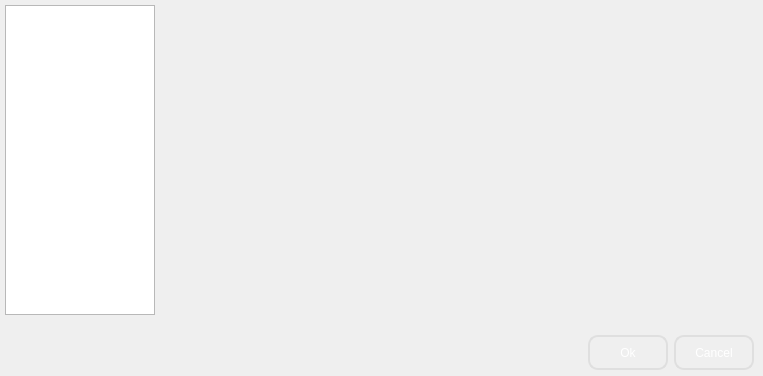
Before: the Qt Designer form src/dialogs/preferencesdialog.ui in jahshaka/Studio, drawn with Qt 5.
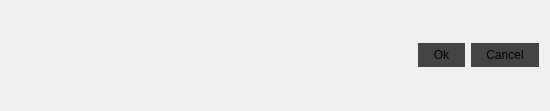
After: the same form once the commit is applied. Icons and pictures are not drawn.

Commit message: Remove unused stuff from preferences dialog, allow setting def path

The edit to the form file:
```diff
--- a/src/dialogs/preferencesdialog.ui
+++ b/src/dialogs/preferencesdialog.ui
@@ -6,211 +6,95 @@
    <rect>
     <x>0</x>
     <y>0</y>
-    <width>763</width>
-    <height>376</height>
+    <width>550</width>
+    <height>111</height>
    </rect>
   </property>
   <property name="windowTitle">
    <string>Dialog</string>
   </property>
-  <layout class="QVBoxLayout" name="verticalLayout">
-   <property name="leftMargin">
-    <number>0</number>
-   </property>
-   <property name="topMargin">
-    <number>0</number>
-   </property>
-   <property name="rightMargin">
-    <number>0</number>
-   </property>
-   <property name="bottomMargin">
-    <number>0</number>
-   </property>
-   <item>
-    <widget class="QWidget" name="widget" native="true">
+  <property name="styleSheet">
+   <string notr="true">QPushButton, QToolButton {
+	border: 0;
+	padding: 5px 15px;
+	background: #444;
+}
+
+QPushButton::hover {
+	background: #555;
+}
+
+QToolButton::hover {
+	background: #555;
+}
+
+QLineEdit {
+	background: #404040;
+	padding: 5px;
+}</string>
+  </property>
+  <layout class="QGridLayout" name="gridLayout">
+   <item row="0" column="0">
+    <layout class="QHBoxLayout" name="worldLayout"/>
+   </item>
+   <item row="1" column="0">
+    <widget class="QWidget" name="bottomPanel" native="true">
      <property name="sizePolicy">
-      <sizepolicy hsizetype="Preferred" vsizetype="Preferred">
+      <sizepolicy hsizetype="Preferred" vsizetype="Fixed">
        <horstretch>0</horstretch>
-       <verstretch>1</verstretch>
+       <verstretch>0</verstretch>
       </sizepolicy>
      </property>
-     <layout class="QHBoxLayout" name="horizontalLayout_3">
+     <layout class="QHBoxLayout" name="horizontalLayout">
       <property name="leftMargin">
-       <number>5</number>
+       <number>0</number>
       </property>
       <property name="topMargin">
-       <number>5</number>
+       <number>0</number>
       </property>
       <property name="rightMargin">
-       <number>5</number>
+       <number>0</number>
       </property>
       <property name="bottomMargin">
-       <number>5</number>
+       <number>0</number>
       </property>
-      <item alignment="Qt::AlignHCenter">
-       <widget class="QListWidget" name="listWidget">
-        <property name="enabled">
-         <bool>true</bool>
+      <item>
+       <spacer name="horizontalSpacer">
+        <property name="orientation">
+         <enum>Qt::Horizontal</enum>
         </property>
+        <property name="sizeHint" stdset="0">
+         <size>
+          <width>474</width>
+          <height>20</height>
+         </size>
+        </property>
+       </spacer>
+      </item>
+      <item>
+       <widget class="QPushButton" name="okButton">
         <property name="sizePolicy">
-         <sizepolicy hsizetype="Fixed" vsizetype="Expanding">
+         <sizepolicy hsizetype="Minimum" vsizetype="Preferred">
           <horstretch>0</horstretch>
           <verstretch>0</verstretch>
          </sizepolicy>
         </property>
-        <property name="minimumSize">
-         <size>
-          <width>150</width>
-          <height>0</height>
-         </size>
-        </property>
-        <property name="maximumSize">
-         <size>
-          <width>90</width>
-          <height>16777215</height>
-         </size>
-        </property>
-        <property name="styleSheet">
-         <string notr="true">background-image: url(:/app/images/sidepanelimage_info.jpg);
-</string>
+        <property name="text">
+         <string>Ok</string>
         </property>
        </widget>
       </item>
       <item>
-       <widget class="QStackedWidget" name="stackedWidget">
+       <widget class="QPushButton" name="cancelButton">
         <property name="sizePolicy">
          <sizepolicy hsizetype="Preferred" vsizetype="Preferred">
-          <horstretch>1</horstretch>
-          <verstretch>0</verstretch>
-         </sizepolicy>
-        </property>
-        <property name="styleSheet">
-         <string notr="true">QStackedWidget #stackedWidget {
-
-	border: 1px solid black;
-
-}</string>
-        </property>
-        <property name="currentIndex">
-         <number>-1</number>
-        </property>
-       </widget>
-      </item>
-     </layout>
-    </widget>
-   </item>
-   <item>
-    <widget class="QWidget" name="widget_2" native="true">
-     <property name="minimumSize">
-      <size>
-       <width>0</width>
-       <height>50</height>
-      </size>
-     </property>
-     <property name="maximumSize">
-      <size>
-       <width>16777215</width>
-       <height>50</height>
-      </size>
-     </property>
-     <layout class="QHBoxLayout" name="horizontalLayout_2">
-      <property name="leftMargin">
-       <number>0</number>
-      </property>
-      <property name="topMargin">
-       <number>0</number>
-      </property>
-      <property name="rightMargin">
-       <number>0</number>
-      </property>
-      <property name="bottomMargin">
-       <number>0</number>
-      </property>
-      <item>
-       <widget class="QWidget" name="widget_3" native="true">
-        <property name="sizePolicy">
-         <sizepolicy hsizetype="Preferred" vsizetype="Fixed">
           <horstretch>0</horstretch>
           <verstretch>0</verstretch>
          </sizepolicy>
         </property>
-        <property name="minimumSize">
-         <size>
-          <width>50</width>
-          <height>0</height>
-         </size>
+        <property name="text">
+         <string>Cancel</string>
         </property>
-        <property name="styleSheet">
-         <string notr="true">QPushButton
-{
-background-color: rgba(155, 155, 155,0);
-border-radius:10px;
-border: 2px solid  rgb(223, 223, 223);
-color: rgb(255, 255, 255);
-padding:5px;
-width:50px;
-}
-QPushButton:hover
-{
-background-color: rgb(223, 223, 223);
-border: 2px solid  rgb(223, 223, 223);
-color: rgb(115, 115, 115);
-}
-</string>
-        </property>
-        <layout class="QHBoxLayout" name="horizontalLayout">
-         <item>
-          <spacer name="horizontalSpacer">
-           <property name="orientation">
-            <enum>Qt::Horizontal</enum>
-           </property>
-           <property name="sizeHint" stdset="0">
-            <size>
-             <width>474</width>
-             <height>20</height>
-            </size>
-           </property>
-          </spacer>
-         </item>
-         <item>
-          <widget class="QPushButton" name="okButton">
-           <property name="sizePolicy">
-            <sizepolicy hsizetype="Fixed" vsizetype="Fixed">
-             <horstretch>0</horstretch>
-             <verstretch>0</verstretch>
-            </sizepolicy>
-           </property>
-           <property name="minimumSize">
-            <size>
-             <width>80</width>
-             <height>35</height>
-            </size>
-           </property>
-           <property name="text">
-            <string>Ok</string>
-           </property>
-          </widget>
-         </item>
-         <item>
-          <widget class="QPushButton" name="cancelButton">
-           <property name="sizePolicy">
-            <sizepolicy hsizetype="Fixed" vsizetype="Fixed">
-             <horstretch>0</horstretch>
-             <verstretch>0</verstretch>
-            </sizepolicy>
-           </property>
-           <property name="minimumSize">
-            <size>
-             <width>80</width>
-             <height>35</height>
-            </size>
-           </property>
-           <property name="text">
-            <string>Cancel</string>
-           </property>
-          </widget>
-         </item>
-        </layout>
        </widget>
       </item>
      </layout>
```
The commit also changes 2 other files.
